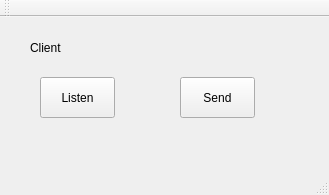
Above: NetworkClient/NetworkClient/mainwindow.ui from GorgedeLoup/TcpNetwork before the change. Below: the same form after it.
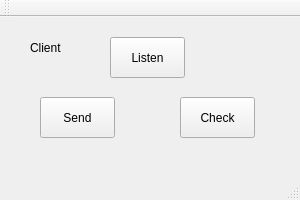
That is the form after the change.

What changed in the file:
```diff
--- a/NetworkClient/NetworkClient/mainwindow.ui
+++ b/NetworkClient/NetworkClient/mainwindow.ui
@@ -6,8 +6,8 @@
    <rect>
     <x>0</x>
     <y>0</y>
-    <width>329</width>
-    <height>195</height>
+    <width>300</width>
+    <height>200</height>
    </rect>
   </property>
   <property name="windowTitle">
@@ -30,8 +30,8 @@
    <widget class="QPushButton" name="u_listenButton">
     <property name="geometry">
      <rect>
-      <x>40</x>
-      <y>60</y>
+      <x>110</x>
+      <y>20</y>
       <width>75</width>
       <height>41</height>
      </rect>
@@ -43,8 +43,8 @@
    <widget class="QPushButton" name="u_sendButton">
     <property name="geometry">
      <rect>
-      <x>180</x>
-      <y>60</y>
+      <x>40</x>
+      <y>80</y>
       <width>75</width>
       <height>41</height>
      </rect>
@@ -53,6 +53,19 @@
      <string>Send</string>
     </property>
    </widget>
+   <widget class="QPushButton" name="u_checkButton">
+    <property name="geometry">
+     <rect>
+      <x>180</x>
+      <y>80</y>
+      <width>75</width>
+      <height>41</height>
+     </rect>
+    </property>
+    <property name="text">
+     <string>Check</string>
+    </property>
+   </widget>
   </widget>
   <widget class="QMenuBar" name="menuBar">
    <property name="geometry">
```
Left out of the diff: 2 changed lines with no effect on the pictures.
